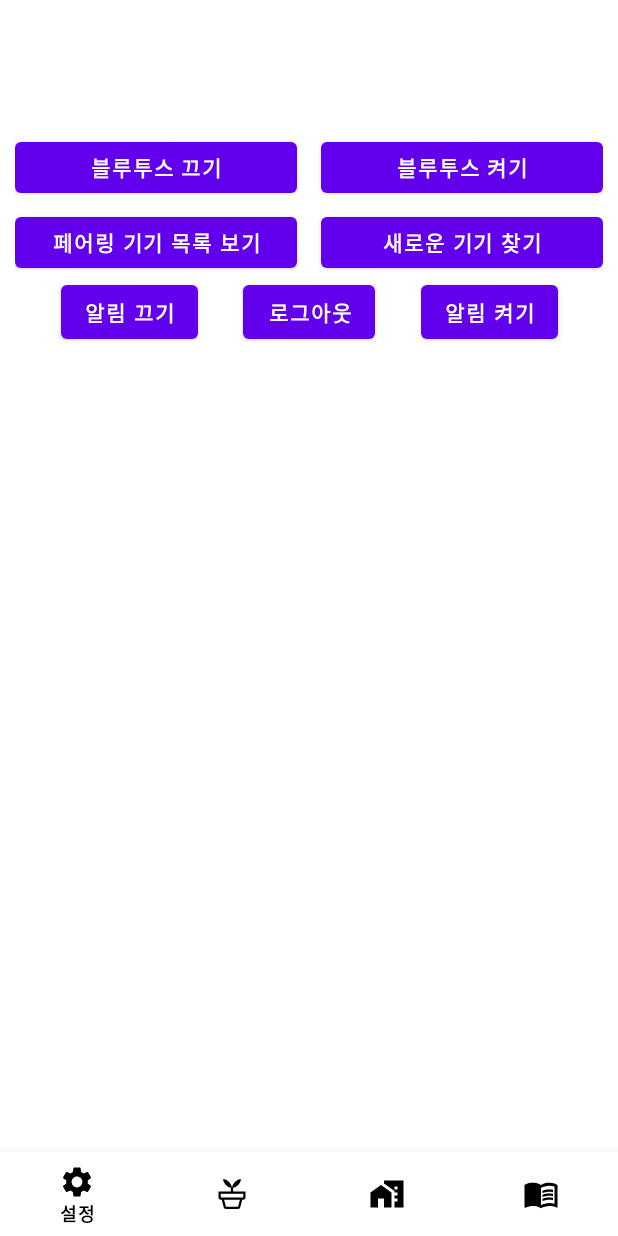
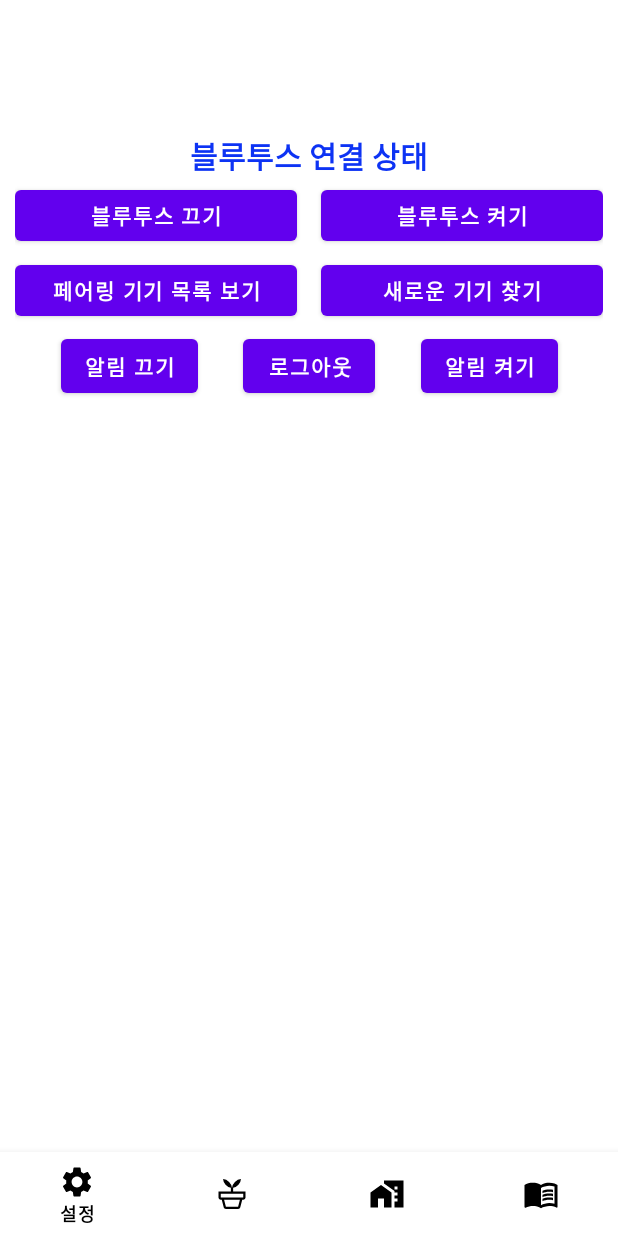
Before and after one commit to wogur0915/GreenWater, an Android app: the settings screen opened directly, with no data from a screen before it, on a phone screen of 412 x 824 dp. Run offline under Robolectric (Android 15) with nearby library versions, the phone set to English and light mode, and no system bars; our stand-ins replace Firebase (no records; nobody signed in at launch, a user with empty details on screens opened directly).

Commit message:
블루투스 연결 상태를 알기위한 설정 상단 텍스트뷰 추가

```diff
--- a/GreenWater/app/src/main/res/layout/settings.xml
+++ b/GreenWater/app/src/main/res/layout/settings.xml
@@ -17,7 +17,7 @@
 
         <androidx.constraintlayout.widget.ConstraintLayout
             android:layout_width="match_parent"
-            android:layout_height="175dp"
+            android:layout_height="212dp"
             android:orientation="horizontal">
 
             <Button
@@ -26,32 +26,13 @@
                 android:layout_height="46dp"
                 android:layout_centerVertical="true"
                 android:layout_marginStart="8dp"
-                android:layout_marginTop="24dp"
+                android:layout_marginTop="56dp"
                 android:layout_toStartOf="@+id/btnBluetooth_off"
                 android:text="블루투스 켜기"
                 android:textStyle="bold"
-                app:layout_constraintBottom_toBottomOf="parent"
                 app:layout_constraintEnd_toEndOf="parent"
                 app:layout_constraintStart_toEndOf="@+id/btnBluetooth_off"
-                app:layout_constraintTop_toTopOf="parent"
-                app:layout_constraintVertical_bias="0.0" />
-
-            <Button
-                android:id="@+id/btnBluetooth_off"
-                android:layout_width="0dp"
-                android:layout_height="46dp"
-                android:layout_alignBottom="@+id/btnBluetooth_on"
-                android:layout_centerVertical="true"
-                android:layout_marginTop="24dp"
-                android:layout_marginEnd="8dp"
-                android:text="블루투스 끄기"
-                android:textStyle="bold"
-                app:layout_constraintBottom_toBottomOf="parent"
-                app:layout_constraintEnd_toStartOf="@+id/btnBluetooth_on"
-                app:layout_constraintHorizontal_bias="0.761"
-                app:layout_constraintStart_toStartOf="parent"
-                app:layout_constraintTop_toTopOf="parent"
-                app:layout_constraintVertical_bias="0.0" />
+                app:layout_constraintTop_toTopOf="parent" />
 
             <Button
                 android:id="@+id/btn_pairedList"
@@ -63,6 +44,7 @@
                 android:text="페어링 기기 목록 보기"
                 android:textStyle="bold"
                 app:layout_constraintEnd_toEndOf="@+id/btnBluetooth_off"
+                app:layout_constraintHorizontal_bias="0.0"
                 app:layout_constraintStart_toStartOf="parent"
                 app:layout_constraintTop_toBottomOf="@+id/btnBluetooth_off" />
 
@@ -75,9 +57,24 @@
                 android:text="새로운 기기 찾기"
                 android:textStyle="bold"
                 app:layout_constraintEnd_toEndOf="parent"
-                app:layout_constraintHorizontal_bias="0.492"
+                app:layout_constraintHorizontal_bias="0.0"
                 app:layout_constraintStart_toStartOf="@+id/btnBluetooth_on"
                 app:layout_constraintTop_toBottomOf="@+id/btnBluetooth_on" />
+
+            <Button
+                android:id="@+id/btnBluetooth_off"
+                android:layout_width="0dp"
+                android:layout_height="46dp"
+                android:layout_alignBottom="@+id/btnBluetooth_on"
+                android:layout_centerVertical="true"
+                android:layout_marginTop="56dp"
+                android:layout_marginEnd="8dp"
+                android:text="블루투스 끄기"
+                android:textStyle="bold"
+                app:layout_constraintEnd_toStartOf="@+id/btnBluetooth_on"
+                app:layout_constraintHorizontal_bias="0.761"
+                app:layout_constraintStart_toStartOf="parent"
+                app:layout_constraintTop_toTopOf="parent" />
 
             <Button
                 android:id="@+id/btn_alertOff"
@@ -118,6 +115,21 @@
                 app:layout_constraintTop_toBottomOf="@+id/btn_discover"
                 app:layout_constraintVertical_bias="0.865" />
 
+            <TextView
+                android:id="@+id/bluetoothStatus"
+                android:layout_width="173dp"
+                android:layout_height="25dp"
+                android:layout_centerHorizontal="true"
+                android:layout_marginTop="24dp"
+                android:text="블루투스 연결 상태"
+                android:textAlignment="center"
+                android:textColor="#0D33F4"
+                android:textSize="20sp"
+                android:textStyle="bold"
+                app:layout_constraintEnd_toEndOf="parent"
+                app:layout_constraintStart_toStartOf="parent"
+                app:layout_constraintTop_toTopOf="parent" />
+
         </androidx.constraintlayout.widget.ConstraintLayout>
 
         <ListView
```
